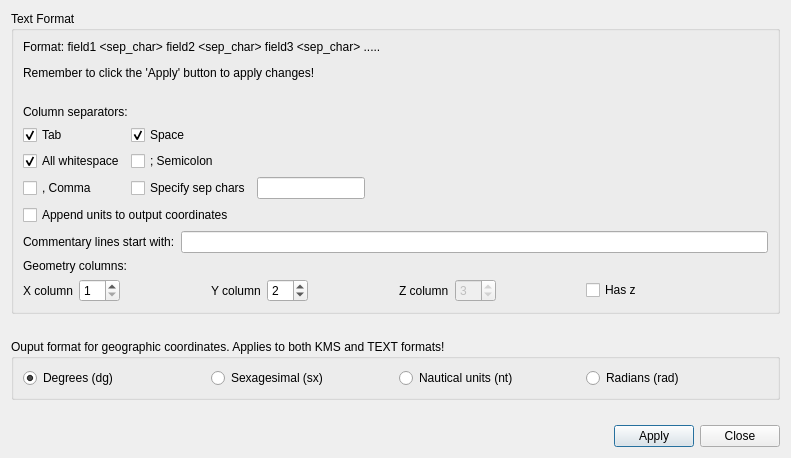
Above: UI/Dialog_settings_f2f.ui from MartinHvidberg/kmstrans_fra_SDFE_SEQ200131 before the change. Below: the same form after it.
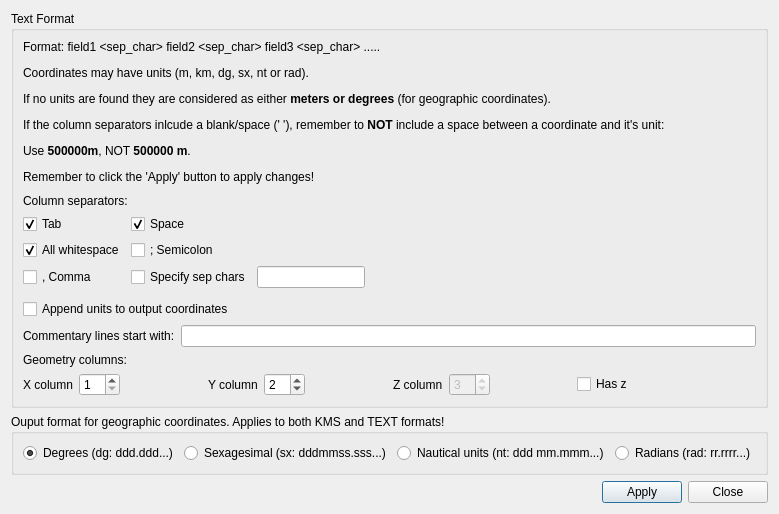
That is the form after the change.

Commit message: Fixed escape chars

Diff of the .ui file:
```diff
--- a/UI/Dialog_settings_f2f.ui
+++ b/UI/Dialog_settings_f2f.ui
@@ -6,8 +6,8 @@
    <rect>
     <x>0</x>
     <y>0</y>
-    <width>791</width>
-    <height>458</height>
+    <width>748</width>
+    <height>514</height>
    </rect>
   </property>
   <property name="windowTitle">
@@ -23,7 +23,7 @@
       <item>
        <widget class="QLabel" name="label">
         <property name="text">
-         <string>&lt;html&gt;&lt;head/&gt;&lt;body&gt;&lt;p&gt;Format: field1 &amp;lt;sep_char&amp;gt; field2 &amp;lt;sep_char&amp;gt; field3 &amp;lt;sep_char&amp;gt; .....&lt;/p&gt;&lt;p&gt;Remember to click the 'Apply' button to apply changes!&lt;/p&gt;&lt;/body&gt;&lt;/html&gt;</string>
+         <string>&lt;html&gt;&lt;head/&gt;&lt;body&gt;&lt;p&gt;Format: field1 &amp;lt;sep_char&amp;gt; field2 &amp;lt;sep_char&amp;gt; field3 &amp;lt;sep_char&amp;gt; .....&lt;/p&gt;&lt;p&gt;Coordinates may have units (m, km, dg, sx, nt or rad). &lt;/p&gt;&lt;p&gt;If no units are found they are considered as either &lt;span style=&quot; font-weight:600;&quot;&gt;meters or degrees&lt;/span&gt; (for geographic coordinates).&lt;/p&gt;&lt;p&gt; If the column separators inlcude a blank/space (' '), remember to &lt;span style=&quot; font-weight:600;&quot;&gt;NOT&lt;/span&gt; include a space between a coordinate and it's unit:&lt;/p&gt;&lt;p&gt;Use &lt;span style=&quot; font-weight:600;&quot;&gt;500000m&lt;/span&gt;, NOT &lt;span style=&quot; font-weight:600;&quot;&gt;500000 m&lt;/span&gt;. &lt;/p&gt;&lt;p&gt;Remember to click the 'Apply' button to apply changes!&lt;/p&gt;&lt;/body&gt;&lt;/html&gt;</string>
         </property>
        </widget>
       </item>
@@ -132,6 +132,19 @@
         </item>
        </layout>
       </item>
+      <item>
+       <spacer name="verticalSpacer_4">
+        <property name="orientation">
+         <enum>Qt::Vertical</enum>
+        </property>
+        <property name="sizeHint" stdset="0">
+         <size>
+          <width>20</width>
+          <height>40</height>
+         </size>
+        </property>
+       </spacer>
+      </item>
       <item>
        <widget class="QCheckBox" name="chb_output_units">
         <property name="text">
@@ -287,7 +300,7 @@
       <item>
        <widget class="QRadioButton" name="rdb_dg">
         <property name="text">
-         <string>Degrees (dg)</string>
+         <string>Degrees (dg: ddd.ddd...)</string>
         </property>
         <property name="checked">
          <bool>true</bool>
@@ -297,21 +310,21 @@
       <item>
        <widget class="QRadioButton" name="rdb_sx">
         <property name="text">
-         <string>Sexagesimal (sx)</string>
+         <string>Sexagesimal (sx: dddmmss.sss...)</string>
         </property>
        </widget>
       </item>
       <item>
        <widget class="QRadioButton" name="rdb_nt">
         <property name="text">
-         <string>Nautical units (nt)</string>
+         <string>Nautical units (nt: ddd mm.mmm...)</string>
         </property>
        </widget>
       </item>
       <item>
        <widget class="QRadioButton" name="rdb_rad">
         <property name="text">
-         <string>Radians (rad)</string>
+         <string>Radians (rad: rr.rrrr...)</string>
         </property>
        </widget>
       </item>
```
Left out of the diff: 8 changed lines with no effect on the pictures. The commit also changes 9 other files.
